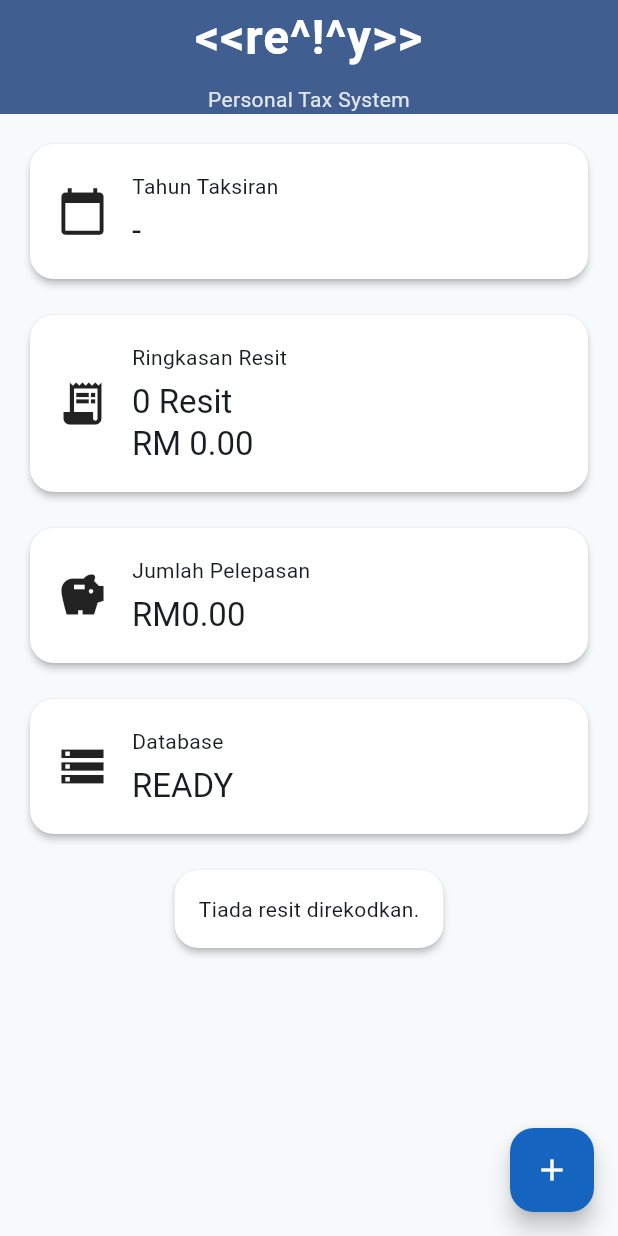
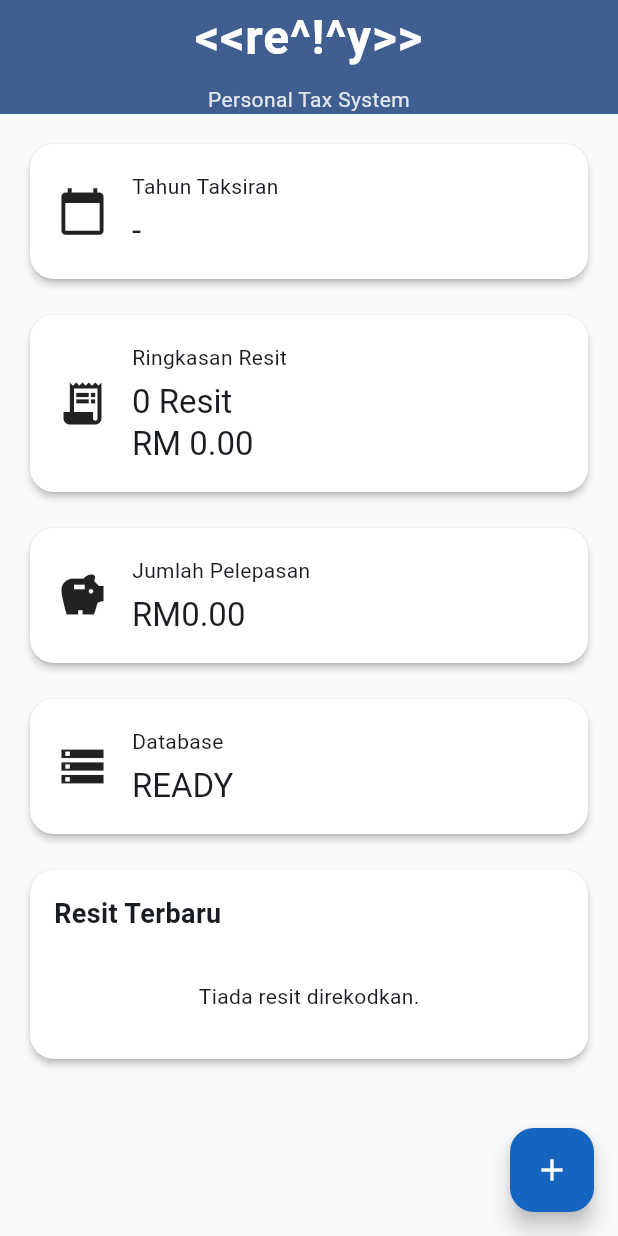
Before and after one commit to mdraimi88/RN_Tax, a Flutter app: the screen it shows after launch, on a phone screen of 412 x 824 dp. Run offline on Flutter 3.47's test engine with Material 3 defaults, Android fonts, the phone set to English and light mode, and no system bars; our stand-ins replace drift, flutter_riverpod, go_router; accounts and stored records are empty; generated files the repository leaves out were written again.

Commit message:
feat(receipt): complete receipt module foundation

```diff
--- a/lib/features/dashboard/presentation/pages/dashboard_page.dart
+++ b/lib/features/dashboard/presentation/pages/dashboard_page.dart
@@ -1,13 +1,14 @@
 import 'package:flutter/material.dart';
 import 'package:flutter_riverpod/flutter_riverpod.dart';
 
-import '../../../receipt/presentation/pages/add_receipt_page.dart';
-import '../../../receipt/presentation/widgets/receipt_list_card.dart';
 import '../widgets/assessment_year_card.dart';
 import '../widgets/dashboard_header.dart';
 import '../widgets/database_status_card.dart';
 import '../widgets/receipt_summary_card.dart';
 import '../widgets/tax_relief_card.dart';
+
+import '../../../receipt/presentation/pages/add_receipt_page.dart';
+import '../../../receipt/presentation/widgets/receipt_list_card.dart';
 
 class DashboardPage extends ConsumerWidget {
   const DashboardPage({super.key});
--- a/lib/features/receipt/presentation/widgets/receipt_date_field.dart
+++ b/lib/features/receipt/presentation/widgets/receipt_date_field.dart
@@ -21,9 +21,7 @@ class ReceiptDateField extends StatelessWidget {
           prefixIcon: Icon(Icons.calendar_today),
           border: OutlineInputBorder(),
         ),
-        child: Text(
-          DateFormat('dd/MM/yyyy').format(selectedDate),
-        ),
+        child: Text(DateFormat('dd/MM/yyyy').format(selectedDate)),
       ),
     );
   }
--- a/lib/features/receipt/presentation/widgets/receipt_list_card.dart
+++ b/lib/features/receipt/presentation/widgets/receipt_list_card.dart
@@ -1,33 +1,62 @@
 import 'package:flutter/material.dart';
 import 'package:flutter_riverpod/flutter_riverpod.dart';
+import 'package:intl/intl.dart';
 
 import '../../providers/receipt_provider.dart';
+import '../pages/receipt_detail_page.dart';
 
 class ReceiptListCard extends ConsumerWidget {
   const ReceiptListCard({super.key});
 
   @override
   Widget build(BuildContext context, WidgetRef ref) {
-    final receipts = ref.watch(receiptProvider);
+    final receiptAsync = ref.watch(receiptProvider);
 
     return Card(
       elevation: 2,
       child: Padding(
         padding: const EdgeInsets.all(16),
-        child: receipts.when(
+        child: receiptAsync.when(
           loading: () => const Center(
+            child: Padding(
+              padding: EdgeInsets.all(16),
               child: CircularProgressIndicator(),
             ),
-
-          error: (e, _) => Text(
-            e.toString(),
-            style: const TextStyle(color: Colors.red),
           ),
 
-          data: (items) {
-            if (items.isEmpty) {
-              return const Text(
-                'Tiada resit direkodkan.',
+          error: (error, stackTrace) => Column(
+            crossAxisAlignment: CrossAxisAlignment.start,
+            children: [
+              const Text(
+                'Resit Terbaru',
+                style: TextStyle(fontSize: 18, fontWeight: FontWeight.bold),
+              ),
+
+              const SizedBox(height: 16),
+
+              Text(error.toString(), style: const TextStyle(color: Colors.red)),
+            ],
+          ),
+
+          data: (receipts) {
+            if (receipts.isEmpty) {
+              return Column(
+                crossAxisAlignment: CrossAxisAlignment.start,
+                children: const [
+                  Text(
+                    'Resit Terbaru',
+                    style: TextStyle(fontSize: 18, fontWeight: FontWeight.bold),
+                  ),
+
+                  SizedBox(height: 16),
+
+                  Center(
+                    child: Padding(
+                      padding: EdgeInsets.all(16),
+                      child: Text('Tiada resit direkodkan.'),
+                    ),
+                  ),
+                ],
               );
             }
 
@@ -36,23 +65,40 @@ class ReceiptListCard extends ConsumerWidget {
               children: [
                 const Text(
                   'Resit Terbaru',
-                  style: TextStyle(
-                    fontSize: 18,
-                    fontWeight: FontWeight.bold,
-                  ),
+                  style: TextStyle(fontSize: 18, fontWeight: FontWeight.bold),
                 ),
 
                 const SizedBox(height: 12),
 
-                ...items.take(5).map(
+                ...receipts
+                    .take(5)
+                    .map(
                       (receipt) => ListTile(
                         contentPadding: EdgeInsets.zero,
-                    leading: const Icon(Icons.receipt_long),
+                        leading: const CircleAvatar(
+                          child: Icon(Icons.receipt_long),
+                        ),
+
                         title: Text(receipt.merchant),
-                    subtitle: Text(receipt.receiptDate.toString()),
+
+                        subtitle: Text(
+                          DateFormat('dd/MM/yyyy').format(receipt.receiptDate),
+                        ),
+
                         trailing: Text(
                           'RM ${receipt.amount.toStringAsFixed(2)}',
+                          style: const TextStyle(fontWeight: FontWeight.bold),
                         ),
+
+                        onTap: () {
+                          Navigator.push(
+                            context,
+                            MaterialPageRoute(
+                              builder: (_) =>
+                                  ReceiptDetailPage(receipt: receipt),
+                            ),
+                          );
+                        },
                       ),
                     ),
               ],
```
Also changed, not shown: lib/core/database/seed/tax_category_seed.dart (+9 -45 lines), lib/features/receipt/presentation/pages/add_receipt_page.dart (+19 -37 lines), lib/features/receipt/presentation/pages/receipt_detail_page.dart (added, +64 -0 lines), lib/core/database/seed/assessment_year_seed.dart (line endings or trailing spaces), lib/core/database/seed/database_seeder.dart (line endings or trailing spaces). Lines whose indentation alone changed are shown as unchanged.
